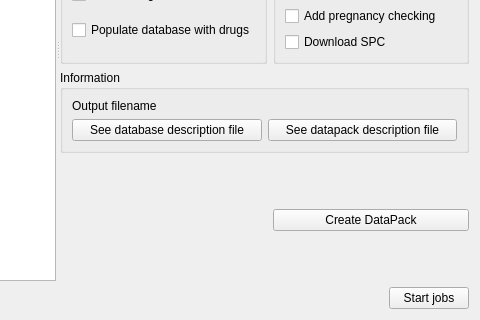
Old version of the form freeddimanager/plugins/drugsdbplugin/imode/drugsdbmodewidget.ui in the repository FreeHealth/freehealth; both pictures show x 214 to 694 and y 223 to 543 of the 694 by 543 pixel window.
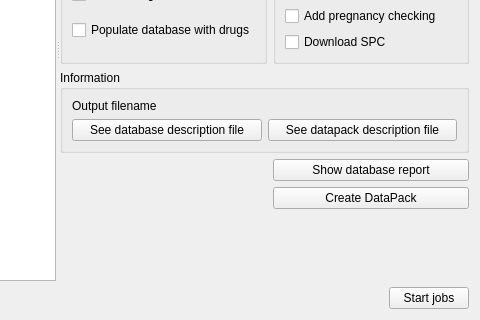
New version of the form.

Commit message: FreeDDI: creating drugs database datapacks ready for server integration

```diff
--- a/freeddimanager/plugins/drugsdbplugin/imode/drugsdbmodewidget.ui
+++ b/freeddimanager/plugins/drugsdbplugin/imode/drugsdbmodewidget.ui
@@ -178,7 +178,7 @@
          </layout>
         </widget>
        </item>
-       <item row="4" column="0">
+       <item row="6" column="0">
         <spacer name="verticalSpacer">
          <property name="orientation">
           <enum>Qt::Vertical</enum>
@@ -192,6 +192,13 @@
         </spacer>
        </item>
        <item row="4" column="1">
+        <widget class="QPushButton" name="showDbReport">
+         <property name="text">
+          <string>Show database report</string>
+         </property>
+        </widget>
+       </item>
+       <item row="5" column="1">
         <widget class="QPushButton" name="createDatapack">
          <property name="text">
           <string>Create DataPack</string>
```
The commit also changes 2 other files.
